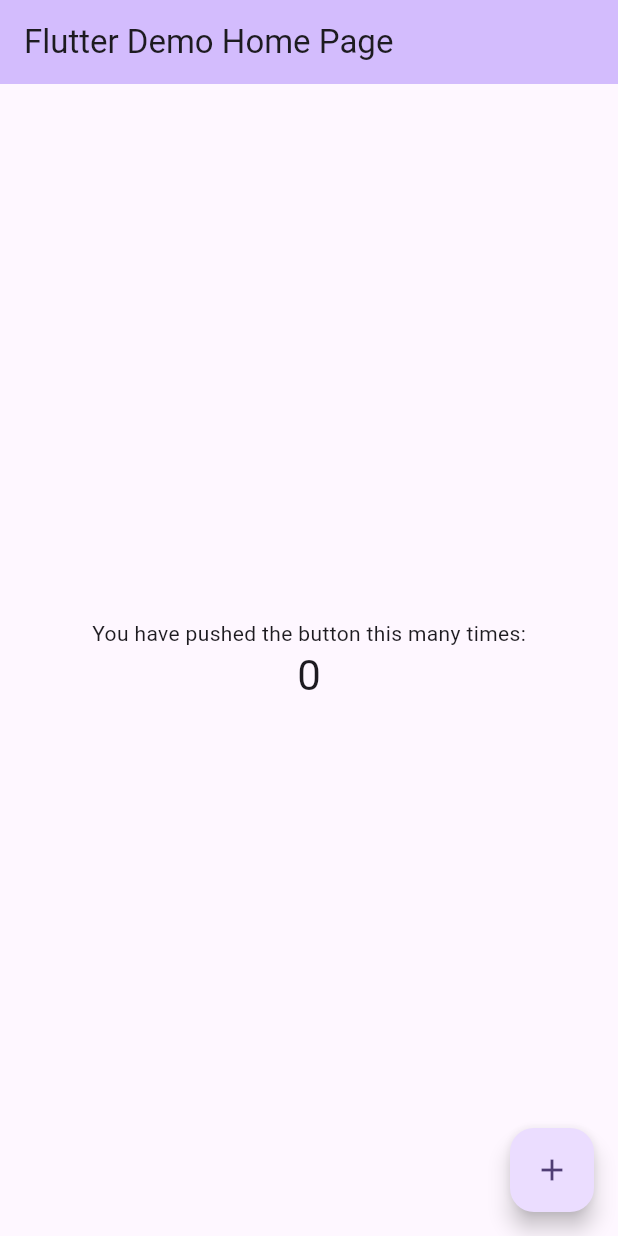
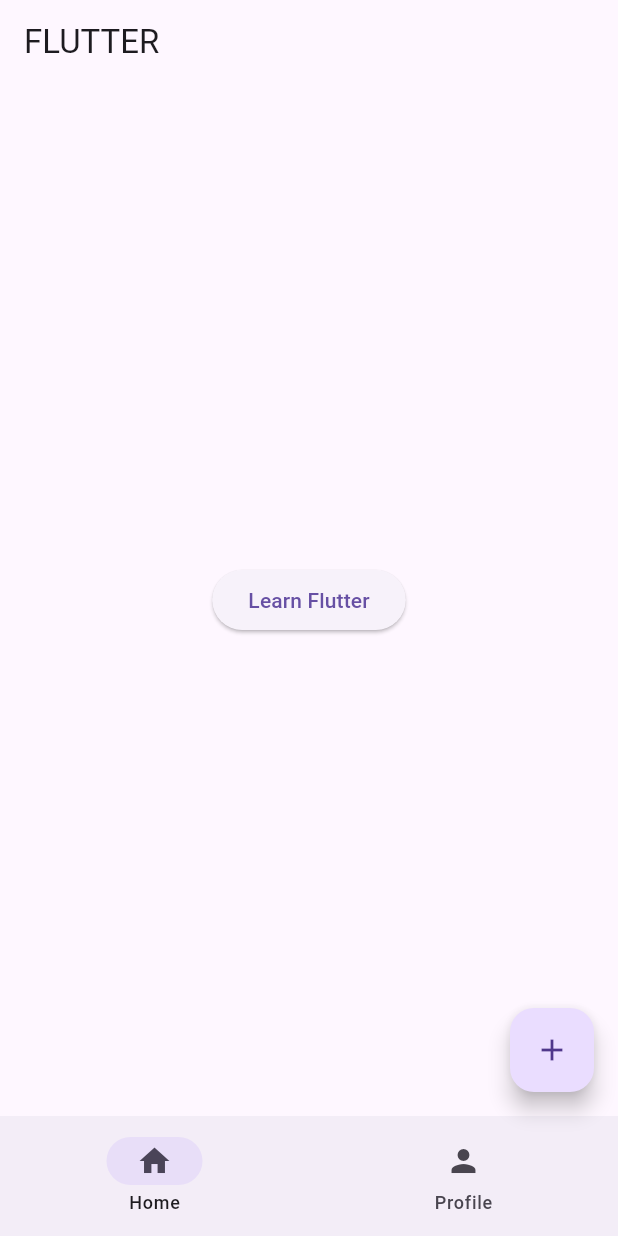
Before and after one commit to AllanJesse/class_app, a Flutter app: the screen it shows after launch, on a phone screen of 412 x 824 dp. Run offline on Flutter 3.47's test engine with Material 3 defaults, Android fonts, the phone set to English and light mode, and no system bars.

Commit message:
added another photo

```diff
--- /dev/null
+++ b/lib/home_page.dart
@@ -0,0 +1,24 @@
+import 'package:class_app/learn_flutter_page.dart';
+import 'package:flutter/material.dart';
+
+class HomePage extends StatelessWidget {
+  const HomePage({super.key});
+
+  @override
+  Widget build(BuildContext context) {
+    return Center(
+      child: ElevatedButton(
+        onPressed: () {
+          Navigator.of(context).push(
+            MaterialPageRoute(
+              builder: (BuildContext context) {
+                return const LearnFlutterPage();
+              },
+            ),
+          );
+        },
+        child: const Text('Learn Flutter'),
+      ),
+    );
+  }
+}
--- a/lib/main.dart
+++ b/lib/main.dart
@@ -1,3 +1,4 @@
+import 'package:class_app/home_page.dart';
 import 'package:flutter/material.dart';
 
 void main() {
@@ -7,119 +8,50 @@ void main() {
 class MyApp extends StatelessWidget {
   const MyApp({super.key});
 
-  // This widget is the root of your application.
   @override
   Widget build(BuildContext context) {
     return MaterialApp(
-      title: 'Flutter Demo',
-      theme: ThemeData(
-        // This is the theme of your application.
-        //
-        // TRY THIS: Try running your application with "flutter run". You'll see
-        // the application has a purple toolbar. Then, without quitting the app,
-        // try changing the seedColor in the colorScheme below to Colors.green
-        // and then invoke "hot reload" (save your changes or press the "hot
-        // reload" button in a Flutter-supported IDE, or press "r" if you used
-        // the command line to start the app).
-        //
-        // Notice that the counter didn't reset back to zero; the application
-        // state is not lost during the reload. To reset the state, use hot
-        // restart instead.
-        //
-        // This works for code too, not just values: Most code changes can be
-        // tested with just a hot reload.
-        colorScheme: ColorScheme.fromSeed(seedColor: Colors.deepPurple),
-        useMaterial3: true,
-      ),
-      home: const MyHomePage(title: 'Flutter Demo Home Page'),
+      debugShowCheckedModeBanner: false,
+      theme: ThemeData(primarySwatch: Colors.green),
+      home: const RootPage(),
     );
   }
 }
 
-class MyHomePage extends StatefulWidget {
-  const MyHomePage({super.key, required this.title});
-
-  // This widget is the home page of your application. It is stateful, meaning
-  // that it has a State object (defined below) that contains fields that affect
-  // how it looks.
-
-  // This class is the configuration for the state. It holds the values (in this
-  // case the title) provided by the parent (in this case the App widget) and
-  // used by the build method of the State. Fields in a Widget subclass are
-  // always marked "final".
-
-  final String title;
+class RootPage extends StatefulWidget {
+  const RootPage({super.key});
 
   @override
-  State<MyHomePage> createState() => _MyHomePageState();
+  State<RootPage> createState() => _RootPage();
 }
 
-class _MyHomePageState extends State<MyHomePage> {
-  int _counter = 0;
-
-  void _incrementCounter() {
-    setState(() {
-      // This call to setState tells the Flutter framework that something has
-      // changed in this State, which causes it to rerun the build method below
-      // so that the display can reflect the updated values. If we changed
-      // _counter without calling setState(), then the build method would not be
-      // called again, and so nothing would appear to happen.
-      _counter++;
-    });
-  }
-
+class _RootPage extends State<RootPage> {
+  int currentPage = 0;
   @override
   Widget build(BuildContext context) {
-    // This method is rerun every time setState is called, for instance as done
-    // by the _incrementCounter method above.
-    //
-    // The Flutter framework has been optimized to make rerunning build methods
-    // fast, so that you can just rebuild anything that needs updating rather
-    // than having to individually change instances of widgets.
     return Scaffold(
       appBar: AppBar(
-        // TRY THIS: Try changing the color here to a specific color (to
-        // Colors.amber, perhaps?) and trigger a hot reload to see the AppBar
-        // change color while the other colors stay the same.
-        backgroundColor: Theme.of(context).colorScheme.inversePrimary,
-        // Here we take the value from the MyHomePage object that was created by
-        // the App.build method, and use it to set our appbar title.
-        title: Text(widget.title),
+        title: const Text('FLUTTER'),
       ),
-      body: Center(
-        // Center is a layout widget. It takes a single child and positions it
-        // in the middle of the parent.
-        child: Column(
-          // Column is also a layout widget. It takes a list of children and
-          // arranges them vertically. By default, it sizes itself to fit its
-          // children horizontally, and tries to be as tall as its parent.
-          //
-          // Column has various properties to control how it sizes itself and
-          // how it positions its children. Here we use mainAxisAlignment to
-          // center the children vertically; the main axis here is the vertical
-          // axis because Columns are vertical (the cross axis would be
-          // horizontal).
-          //
-          // TRY THIS: Invoke "debug painting" (choose the "Toggle Debug Paint"
-          // action in the IDE, or press "p" in the console), to see the
-          // wireframe for each widget.
-          mainAxisAlignment: MainAxisAlignment.center,
-          children: <Widget>[
-            const Text(
-              'You have pushed the button this many times:',
-            ),
-            Text(
-              '$_counter',
-              style: Theme.of(context).textTheme.headlineMedium,
-            ),
-          ],
-        ),
+      body: const HomePage(),
+      floatingActionButton: FloatingActionButton(
+        onPressed: () {
+          debugPrint('Floating Action Button');
+        },
+        child: const Icon(Icons.add),
       ),
-      floatingActionButton: FloatingActionButton(
-        onPressed: _incrementCounter,
-        tooltip: 'Increment',
-        child: const Icon(Icons.add),
-      ), // This trailing comma makes auto-formatting nicer for build methods.
+      bottomNavigationBar: NavigationBar(
+        destinations: const [
+          NavigationDestination(icon: Icon(Icons.home), label: 'Home'),
+          NavigationDestination(icon: Icon(Icons.person), label: 'Profile'),
+        ],
+        onDestinationSelected: (int index) {
+          setState(() {
+            currentPage = index;
+          });
+        },
+        selectedIndex: currentPage,
+      ),
     );
   }
 }
--- a/pubspec.yaml
+++ b/pubspec.yaml
@@ -59,8 +59,8 @@ flutter:
   uses-material-design: true
 
   # To add assets to your application, add an assets section, like this:
-  # assets:
-  #   - images/a_dot_burr.jpeg
+  assets:
+   - images/
   #   - images/a_dot_ham.jpeg
 
   # An image asset can refer to one or more resolution-specific "variants", see
```
Also changed, not shown: lib/learn_flutter_page.dart (added, +107 -0 lines), images/einstein.jpeg (added).
